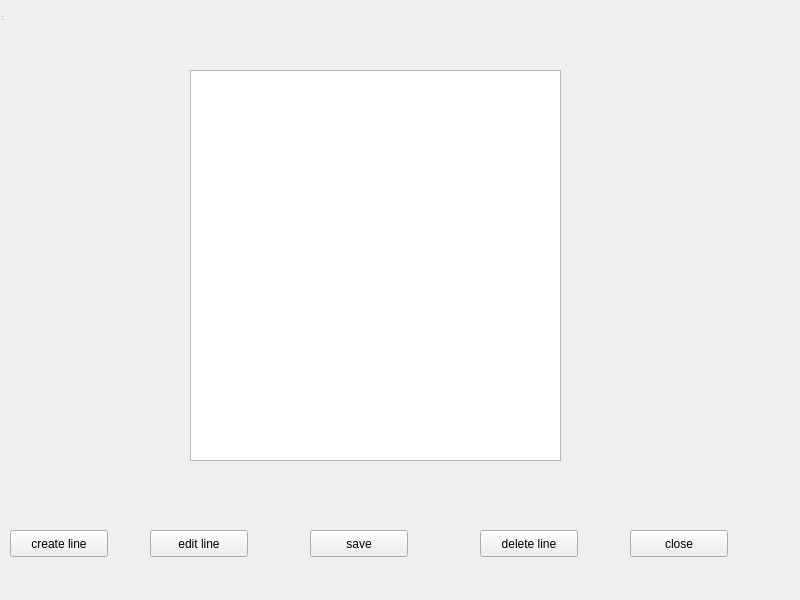
This is lineswin.ui in zhangxuran11/TrainLineEdit as Qt 5 draws it before an edit. The edited form follows.
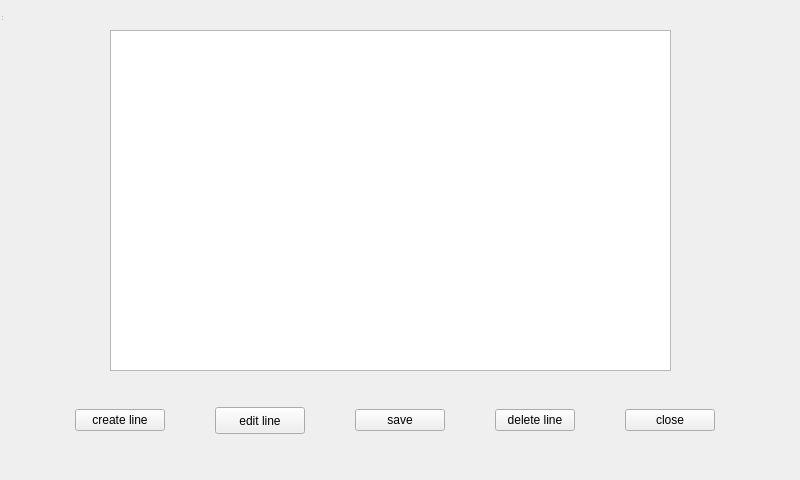
This is the edited form.

The edit to the form file:
```diff
--- a/lineswin.ui
+++ b/lineswin.ui
@@ -7,51 +7,12 @@
     <x>0</x>
     <y>0</y>
     <width>800</width>
-    <height>600</height>
+    <height>480</height>
    </rect>
   </property>
   <property name="windowTitle">
    <string>Widget</string>
   </property>
-  <widget class="QPushButton" name="create_btn">
-   <property name="geometry">
-    <rect>
-     <x>10</x>
-     <y>530</y>
-     <width>98</width>
-     <height>27</height>
-    </rect>
-   </property>
-   <property name="text">
-    <string>create line</string>
-   </property>
-  </widget>
-  <widget class="QPushButton" name="save_btn">
-   <property name="geometry">
-    <rect>
-     <x>310</x>
-     <y>530</y>
-     <width>98</width>
-     <height>27</height>
-    </rect>
-   </property>
-   <property name="text">
-    <string>save</string>
-   </property>
-  </widget>
-  <widget class="QPushButton" name="close_btn">
-   <property name="geometry">
-    <rect>
-     <x>630</x>
-     <y>530</y>
-     <width>98</width>
-     <height>27</height>
-    </rect>
-   </property>
-   <property name="text">
-    <string>close</string>
-   </property>
-  </widget>
   <widget class="QLabel" name="label">
    <property name="geometry">
     <rect>
@@ -68,32 +29,6 @@
     <string/>
    </property>
   </widget>
-  <widget class="QPushButton" name="edit_btn">
-   <property name="geometry">
-    <rect>
-     <x>150</x>
-     <y>530</y>
-     <width>98</width>
-     <height>27</height>
-    </rect>
-   </property>
-   <property name="text">
-    <string>edit line</string>
-   </property>
-  </widget>
-  <widget class="QPushButton" name="delete_btn">
-   <property name="geometry">
-    <rect>
-     <x>480</x>
-     <y>530</y>
-     <width>98</width>
-     <height>27</height>
-    </rect>
-   </property>
-   <property name="text">
-    <string>delete line</string>
-   </property>
-  </widget>
   <widget class="QStatusBar" name="statusBar">
    <property name="geometry">
     <rect>
@@ -107,13 +42,126 @@
   <widget class="QListView" name="listView">
    <property name="geometry">
     <rect>
-     <x>190</x>
-     <y>70</y>
-     <width>371</width>
-     <height>391</height>
+     <x>110</x>
+     <y>30</y>
+     <width>561</width>
+     <height>341</height>
     </rect>
    </property>
   </widget>
+  <widget class="QWidget" name="horizontalLayoutWidget">
+   <property name="geometry">
+    <rect>
+     <x>20</x>
+     <y>390</y>
+     <width>751</width>
+     <height>61</height>
+    </rect>
+   </property>
+   <layout class="QHBoxLayout" name="horizontalLayout">
+    <item>
+     <widget class="QPushButton" name="create_btn">
+      <property name="sizePolicy">
+       <sizepolicy hsizetype="Fixed" vsizetype="Fixed">
+        <horstretch>0</horstretch>
+        <verstretch>0</verstretch>
+       </sizepolicy>
+      </property>
+      <property name="maximumSize">
+       <size>
+        <width>90</width>
+        <height>16777215</height>
+       </size>
+      </property>
+      <property name="text">
+       <string>create line</string>
+      </property>
+     </widget>
+    </item>
+    <item>
+     <widget class="QPushButton" name="edit_btn">
+      <property name="sizePolicy">
+       <sizepolicy hsizetype="Fixed" vsizetype="Fixed">
+        <horstretch>0</horstretch>
+        <verstretch>0</verstretch>
+       </sizepolicy>
+      </property>
+      <property name="minimumSize">
+       <size>
+        <width>90</width>
+        <height>27</height>
+       </size>
+      </property>
+      <property name="maximumSize">
+       <size>
+        <width>90</width>
+        <height>27</height>
+       </size>
+      </property>
+      <property name="text">
+       <string>edit line</string>
+      </property>
+     </widget>
+    </item>
+    <item>
+     <widget class="QPushButton" name="save_btn">
+      <property name="sizePolicy">
+       <sizepolicy hsizetype="Fixed" vsizetype="Fixed">
+        <horstretch>0</horstretch>
+        <verstretch>0</verstretch>
+       </sizepolicy>
+      </property>
+      <property name="maximumSize">
+       <size>
+        <width>90</width>
+        <height>16777215</height>
+       </size>
+      </property>
+      <property name="text">
+       <string>save</string>
+      </property>
+     </widget>
+    </item>
+    <item>
+     <widget class="QPushButton" name="delete_btn">
+      <property name="sizePolicy">
+       <sizepolicy hsizetype="Fixed" vsizetype="Fixed">
+        <horstretch>0</horstretch>
+        <verstretch>0</verstretch>
+       </sizepolicy>
+      </property>
+      <property name="text">
+       <string>delete line</string>
+      </property>
+     </widget>
+    </item>
+    <item>
+     <widget class="QPushButton" name="close_btn">
+      <property name="sizePolicy">
+       <sizepolicy hsizetype="Fixed" vsizetype="Fixed">
+        <horstretch>0</horstretch>
+        <verstretch>0</verstretch>
+       </sizepolicy>
+      </property>
+      <property name="minimumSize">
+       <size>
+        <width>90</width>
+        <height>0</height>
+       </size>
+      </property>
+      <property name="maximumSize">
+       <size>
+        <width>90</width>
+        <height>16777215</height>
+       </size>
+      </property>
+      <property name="text">
+       <string>close</string>
+      </property>
+     </widget>
+    </item>
+   </layout>
+  </widget>
  </widget>
  <layoutdefault spacing="6" margin="11"/>
  <resources/>
```
